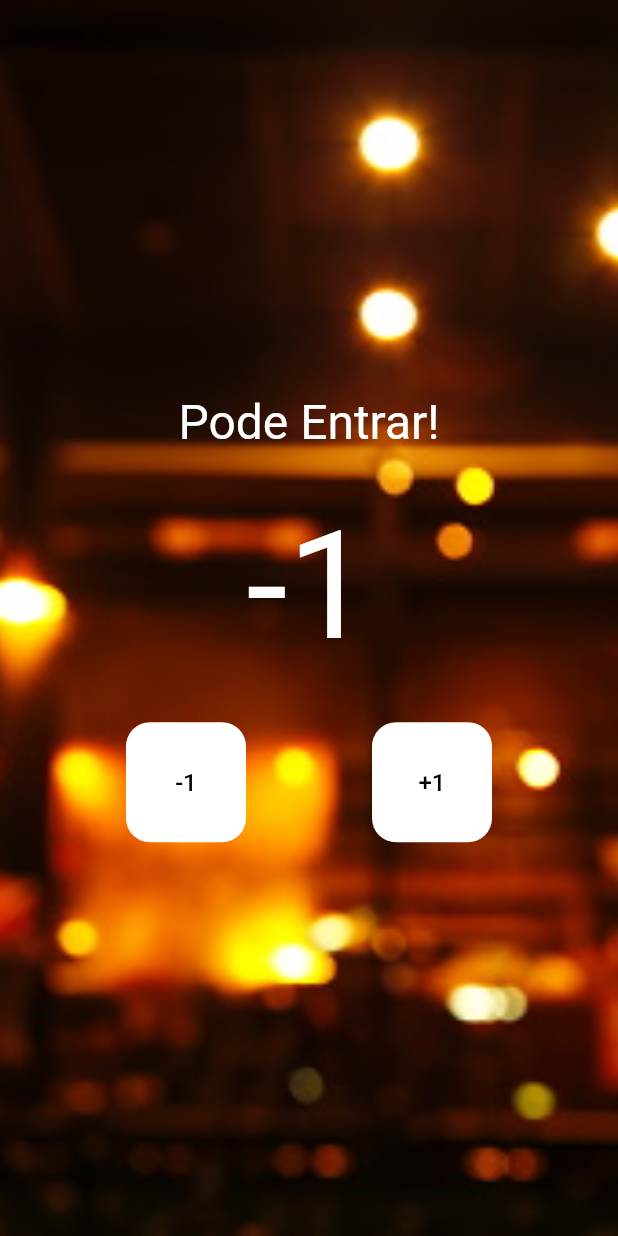
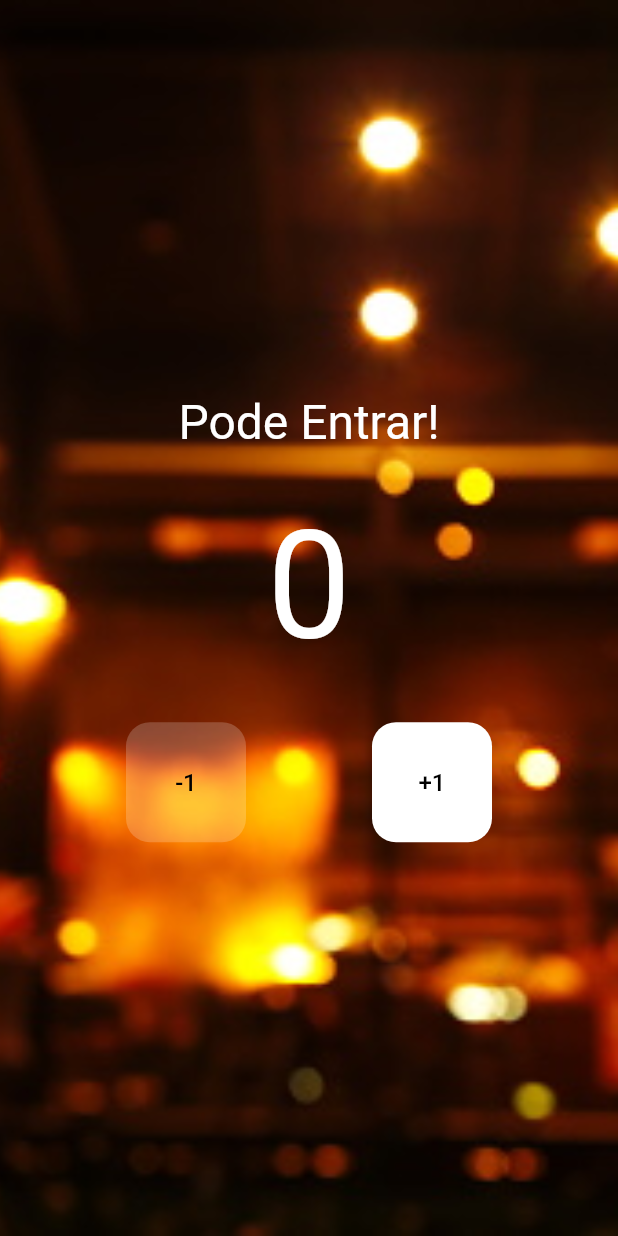
Before and after one commit to DouglasLeal/udemy-daniel-ciolfi-contador-pessoas, a Flutter app: the screen it shows after launch, after a tap on "-1", on a phone screen of 412 x 824 dp. Run offline on Flutter 3.47's test engine with Material 2 defaults, Android fonts, the phone set to English and light mode, and no system bars.

Commit message:
limitando a contagem

```diff
--- a/lib/home_page.dart
+++ b/lib/home_page.dart
@@ -10,17 +10,15 @@ class HomePage extends StatefulWidget {
 class _HomePageState extends State<HomePage> {
   int pessoas = 0;
 
-  aumentarPessoas() {
+  controlePessoas(int valor) {
     setState(() {
-      pessoas++;
+      pessoas += valor;
     });
   }
 
-  diminuirPessoas() {
-    setState(() {
-      pessoas--;
-    });
-  }
+  bool get estaVazio => pessoas == 0;
+
+  bool get estaCheio => pessoas == 20;
 
   @override
   Widget build(BuildContext context) {
@@ -29,18 +27,17 @@ class _HomePageState extends State<HomePage> {
       body: Container(
         decoration: const BoxDecoration(
           image: DecorationImage(
-            image: AssetImage('assets/images/background.jpg'),
-            fit: BoxFit.cover
-          ),
+              image: AssetImage('assets/images/background.jpg'),
+              fit: BoxFit.cover),
         ),
         child: Column(
           mainAxisAlignment: MainAxisAlignment.center,
           children: [
-            const Text(
-              "Pode Entrar!",
+            Text(
+              estaCheio ? "Lotado!" : "Pode Entrar!",
               style: TextStyle(
                 fontSize: 32,
-                color: Colors.white,
+                color: estaCheio ? Colors.red : Colors.white,
               ),
             ),
             Padding(
@@ -58,14 +55,18 @@ class _HomePageState extends State<HomePage> {
               children: [
                 TextButton(
                   style: TextButton.styleFrom(
-                    backgroundColor: Colors.white,
+                    backgroundColor: estaVazio
+                        ? Colors.white.withOpacity(0.2)
+                        : Colors.white,
                     fixedSize: const Size(80, 80),
                     primary: Colors.black,
                     shape: RoundedRectangleBorder(
                       borderRadius: BorderRadius.circular(16),
                     ),
                   ),
-                  onPressed: diminuirPessoas,
+                  onPressed: () {
+                    estaVazio ? null : controlePessoas(-1);
+                  },
                   child: const Text(
                     "-1",
                     style: TextStyle(
@@ -76,14 +77,18 @@ class _HomePageState extends State<HomePage> {
                 ),
                 TextButton(
                   style: TextButton.styleFrom(
-                    backgroundColor: Colors.white,
+                    backgroundColor: estaCheio
+                        ? Colors.white.withOpacity(0.2)
+                        : Colors.white,
                     fixedSize: const Size(80, 80),
                     primary: Colors.black,
                     shape: RoundedRectangleBorder(
                       borderRadius: BorderRadius.circular(16),
                     ),
                   ),
-                  onPressed: aumentarPessoas,
+                  onPressed: () {
+                    estaCheio ? null : controlePessoas(1);
+                  },
                   child: const Text(
                     "+1",
                     style: TextStyle(
```
